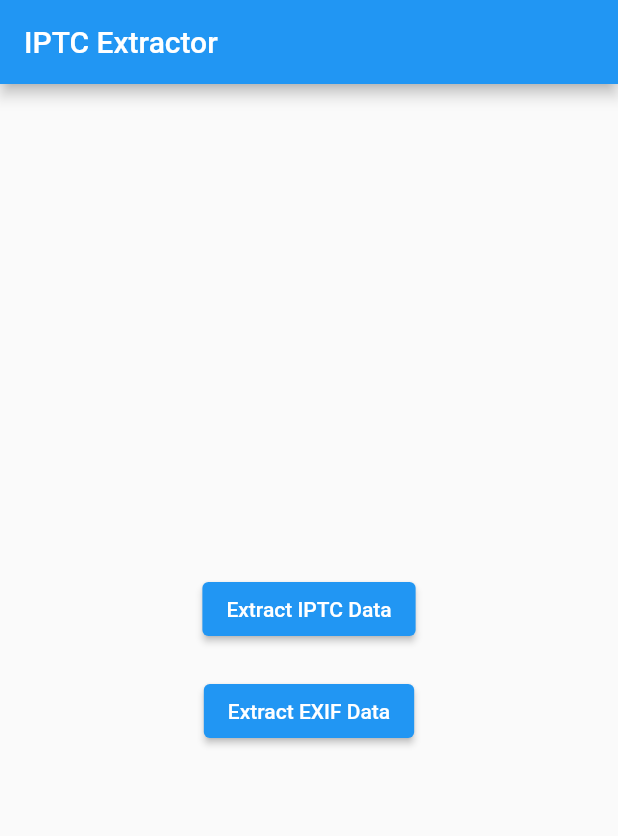
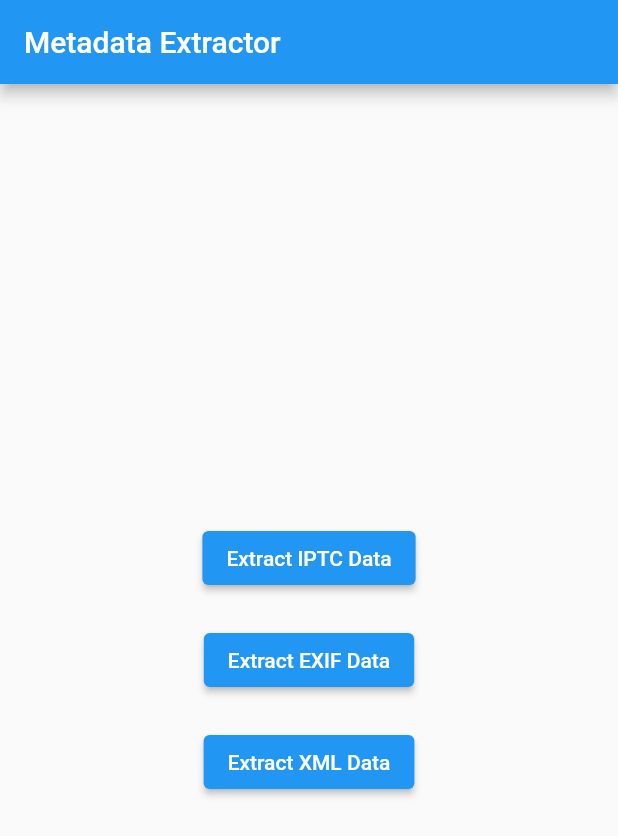
Before and after one commit to just1984/iptc_editor, a Flutter app: the screen it shows after launch, after a tap on "Extract EXIF Data", on a phone screen of 412 x 824 dp. Shown: the top 836 px of the screen. Run offline on Flutter 3.47's test engine with Material 2 defaults, Android fonts, the light colour scheme and no system bars; missing offline and left inert: exif.

```diff
--- a/lib/testing_imagepackage.dart
+++ b/lib/ex_EXIF.dart
@@ -1,4 +1,3 @@
-import 'dart:typed_data';
 import 'package:flutter/foundation.dart';
 import 'package:flutter/services.dart';
 import 'package:exif/exif.dart';
--- a/lib/main.dart
+++ b/lib/main.dart
@@ -1,20 +1,21 @@
 import 'package:flutter/foundation.dart';
 import 'package:flutter/material.dart';
-import 'extractIptcData.dart';
-import 'testing_imagepackage.dart';
+import 'ex_IPTC.dart';
+import 'ex_EXIF.dart';
+import 'ex_XML.dart';
 
 void main() {
   runApp(const MyApp());
 }
 
 class MyApp extends StatelessWidget {
-  const MyApp({super.key});
+  const MyApp({Key? key}) : super(key: key);
 
   @override
   Widget build(BuildContext context) {
     return MaterialApp(
       home: Scaffold(
-          appBar: AppBar(title: const Text('IPTC Extractor')),
+          appBar: AppBar(title: const Text('Metadata Extractor')),
           body: Column(
             mainAxisAlignment: MainAxisAlignment.center,
             children: [
@@ -31,12 +32,21 @@ class MyApp extends StatelessWidget {
                 ),
               ),
               const SizedBox(height: 20),
-              Center(  // Add this line
+              Center(
                 child: ElevatedButton(
                   onPressed: () async {
-                    await extractExifData('assets/images/Test_1.jpg');
+                    await extractExifData('assets/images/Test_3.jpg');
                   },
                   child: const Text('Extract EXIF Data'),
+                ),
+              ),
+              const SizedBox(height: 20),
+              Center(
+                child: ElevatedButton(
+                  onPressed: () async {
+                    await extractXmlData('assets/images/Test_3.jpg');
+                  },
+                  child: const Text('Extract XML Data'),
                 ),
               ),
             ],
--- a/lib/map_list_iptc.dart
+++ b/lib/map_list_iptc.dart
@@ -202,6 +202,4 @@ Map<int, String> iptcTags = {
   0x027d: "Rasterized Caption",
   0x0287: "Language Identifier",
 
-  //neu
-  0x010E: "Image Description",
 };
--- a/pubspec.yaml
+++ b/pubspec.yaml
@@ -41,6 +41,7 @@ dependencies:
   path_provider: ^2.0.2
   http: ^0.13.3
   convert: ^3.1.1
+  xml: ^6.3.0
 
 dev_dependencies:
   flutter_test:
```
Also changed, not shown: lib/ex_XML.dart (added, +27 -0 lines), lib/ex_IPTC.dart (renamed from lib/extractIptcData.dart), pubspec.lock.
